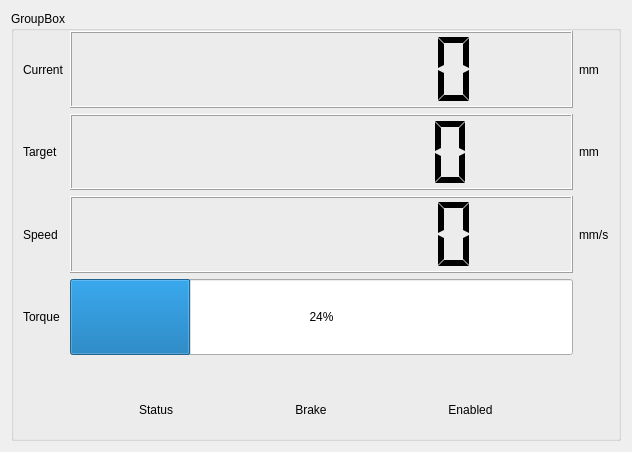
First picture: the form in GUI/forms/motorstats.ui, repository piotrpodlaski/rimokun, before the edit.
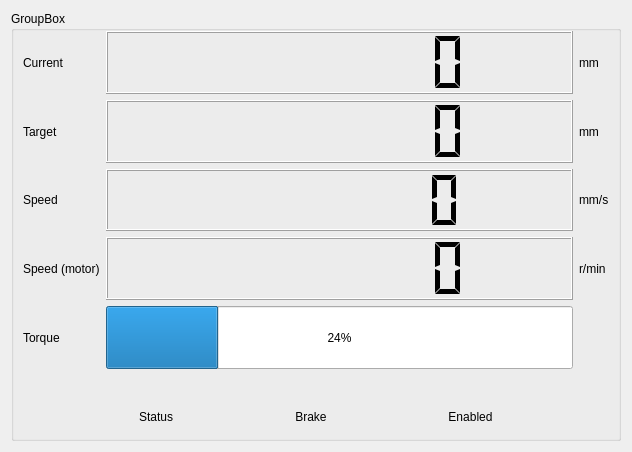
Second picture: the form after the edit. Custom widgets are drawn as their Qt base class.

Commit message:
Wire motor startup config and status propagation
- batch monitor/status reads and publish converted mm/mm-s plus raw rpm
- add optional motor startup parameters for group id, starting speed,
  overload thresholds, and excessive position deviation thresholds
- make Contec diagnostics respect configured channel counts and improve
  input layout in the diagnostics window
- add/update unit coverage for register map, motor config writes, policy,
  and status serialization

The edit to the form file:
```diff
--- a/GUI/forms/motorstats.ui
+++ b/GUI/forms/motorstats.ui
@@ -56,7 +56,7 @@
         </property>
        </widget>
       </item>
-      <item row="4" column="0" colspan="3">
+      <item row="5" column="0" colspan="3">
        <layout class="QHBoxLayout" name="horizontalLayout">
         <item>
          <spacer name="horizontalSpacer_3">
@@ -163,7 +163,7 @@
         </item>
        </layout>
       </item>
-      <item row="3" column="1">
+      <item row="4" column="1">
        <widget class="QProgressBar" name="torquePercent">
         <property name="sizePolicy">
          <sizepolicy hsizetype="Expanding" vsizetype="Preferred">
@@ -176,7 +176,7 @@
         </property>
        </widget>
       </item>
-      <item row="3" column="0">
+      <item row="4" column="0">
        <widget class="QLabel" name="label_5">
         <property name="text">
          <string>Torque</string>
@@ -231,7 +231,7 @@
         </property>
        </widget>
       </item>
-      <item row="3" column="2">
+      <item row="4" column="2">
        <widget class="QLabel" name="label_10">
         <property name="text">
          <string/>
@@ -245,6 +245,36 @@
         </property>
        </widget>
       </item>
+      <item row="3" column="0">
+       <widget class="QLabel" name="label_speedRpm">
+        <property name="text">
+         <string>Speed (motor)</string>
+        </property>
+       </widget>
+      </item>
+      <item row="3" column="1">
+       <widget class="QLCDNumber" name="speedRpm">
+        <property name="sizePolicy">
+         <sizepolicy hsizetype="Expanding" vsizetype="Preferred">
+          <horstretch>0</horstretch>
+          <verstretch>0</verstretch>
+         </sizepolicy>
+        </property>
+        <property name="digitCount">
+         <number>8</number>
+        </property>
+        <property name="segmentStyle">
+         <enum>QLCDNumber::Flat</enum>
+        </property>
+       </widget>
+      </item>
+      <item row="3" column="2">
+       <widget class="QLabel" name="label_speedRpmUnit">
+        <property name="text">
+         <string>r/min</string>
+        </property>
+       </widget>
+      </item>
       <item row="1" column="0">
        <widget class="QLabel" name="label_2">
         <property name="text">
```
The commit also changes 27 other files.
